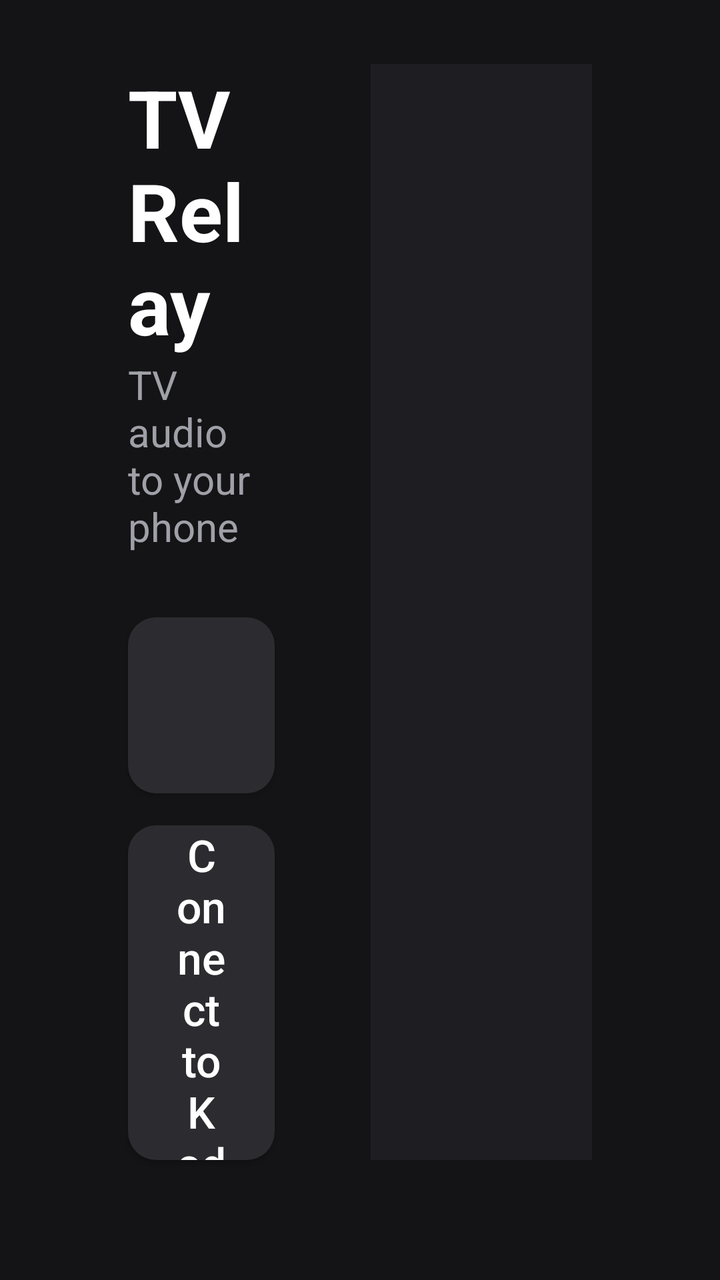
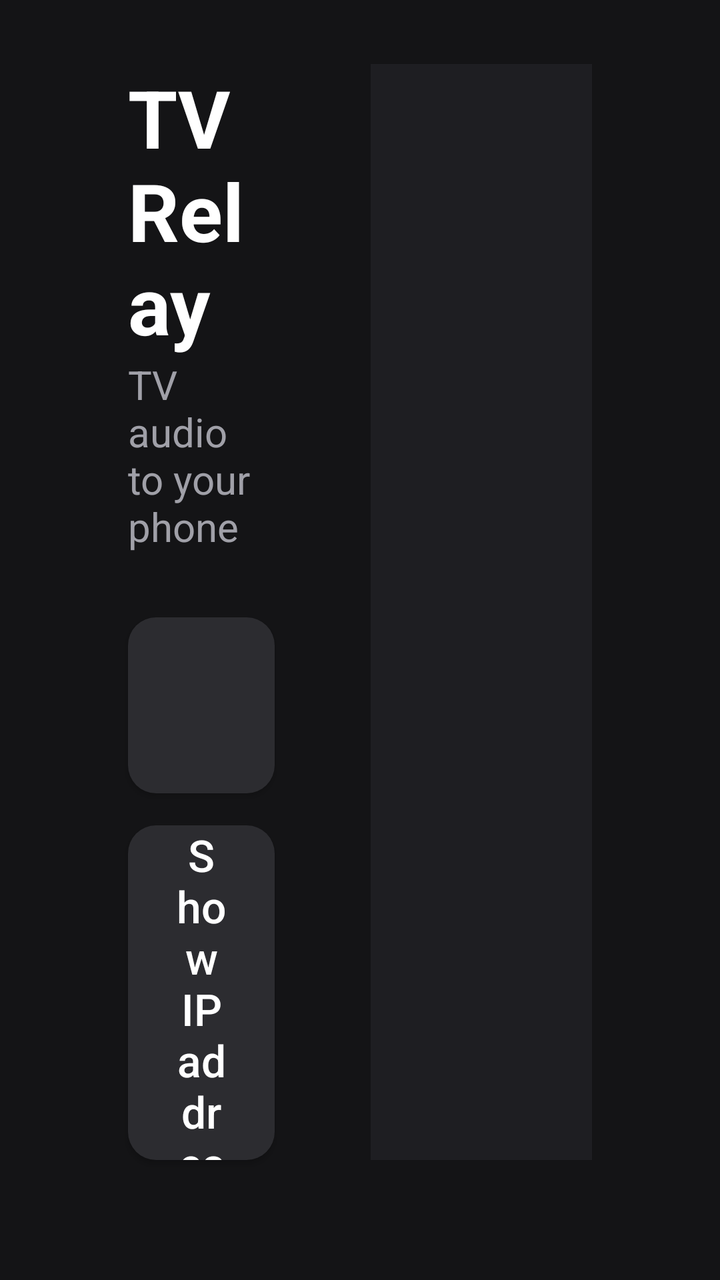

Compare the two renders of this Android layout. The source of the first and the diff that turns it into the second are given below.
<!-- AndroidManifest.xml: activity theme android:Theme.DeviceDefault.NoActionBar -->
<!-- res/layout/activity_tv.xml -->
<?xml version="1.0" encoding="utf-8"?>
<FrameLayout xmlns:android="http://schemas.android.com/apk/res/android"
    android:layout_width="match_parent"
    android:layout_height="match_parent"
    android:background="#141416">

    <LinearLayout
        android:layout_width="match_parent"
        android:layout_height="match_parent"
        android:clipChildren="false"
        android:clipToPadding="false"
        android:orientation="horizontal"
        android:paddingLeft="64dp"
        android:paddingTop="32dp"
        android:paddingRight="64dp"
        android:paddingBottom="60dp">

        <LinearLayout
            android:layout_width="0dp"
            android:layout_height="match_parent"
            android:layout_weight="2"
            android:clipChildren="false"
            android:clipToPadding="false"
            android:orientation="vertical">

            <TextView
                android:layout_width="wrap_content"
                android:layout_height="wrap_content"
                android:text="@string/app_name"
                android:textColor="#FFFFFF"
                android:textSize="40sp"
                android:textStyle="bold" />

            <TextView
                android:layout_width="wrap_content"
                android:layout_height="wrap_content"
                android:layout_marginBottom="16dp"
                android:text="TV audio to your phone"
                android:textColor="#A0A0A8"
                android:textSize="20sp" />

            <Button
                android:id="@+id/toggle"
                style="@style/TvButton"
                android:minHeight="88dp"
                android:textSize="28sp"
                android:textStyle="bold" />

            <Button
                android:id="@+id/kodi"
                style="@style/TvButton"
                android:text="Connect to Kodi" />
        </LinearLayout>

        <LinearLayout
            android:layout_width="0dp"
            android:layout_height="match_parent"
            android:layout_marginLeft="48dp"
            android:layout_weight="3"
            android:background="#1E1E22"
            android:orientation="vertical"
            android:padding="32dp">

            <TextView
                android:id="@+id/state"
                android:layout_width="match_parent"
                android:layout_height="wrap_content"
                android:textColor="#FFFFFF"
                android:textSize="34sp"
                android:textStyle="bold" />

            <TextView
                android:id="@+id/detail"
                android:layout_width="match_parent"
                android:layout_height="wrap_content"
                android:layout_marginTop="12dp"
                android:textColor="#C8C8D0"
                android:textSize="22sp" />

            <TextView
                android:id="@+id/kodiStatus"
                android:layout_width="match_parent"
                android:layout_height="wrap_content"
                android:layout_marginTop="12dp"
                android:textColor="#C8C8D0"
                android:textSize="22sp" />

            <View
                android:layout_width="match_parent"
                android:layout_height="0dp"
                android:layout_weight="1" />

            <TextView
                android:id="@+id/hint"
                android:layout_width="match_parent"
                android:layout_height="wrap_content"
                android:textColor="#8E8E96"
                android:textSize="20sp" />
        </LinearLayout>
    </LinearLayout>

    
    <TextView
        android:id="@+id/version"
        android:layout_width="wrap_content"
        android:layout_height="wrap_content"
        android:layout_gravity="bottom|end"
        android:layout_margin="8dp"
        android:background="@drawable/tv_chip"
        android:paddingLeft="12dp"
        android:paddingTop="6dp"
        android:paddingRight="12dp"
        android:paddingBottom="6dp"
        android:textColor="@color/tv_chip_text"
        android:textSize="16sp" />
</FrameLayout>
<!-- resources referenced by this layout -->
<resources>
  <!-- drawable tv_chip (drawable) -->
  <?xml version="1.0" encoding="utf-8"?>
  <selector xmlns:android="http://schemas.android.com/apk/res/android">
      <item android:state_focused="true">
          <shape android:shape="rectangle">
              <corners android:radius="10dp" />
              <solid android:color="#3D8BFF" />
              <stroke android:width="2dp" android:color="#FFFFFF" />
          </shape>
      </item>
      <item android:drawable="@android:color/transparent" />
  </selector>
  <string name="app_name">TV Relay</string>
  <style name="TvButton">
          <item name="android:layout_width">match_parent</item>
          <item name="android:layout_height">wrap_content</item>
          <item name="android:layout_marginTop">16dp</item>
          <item name="android:minHeight">72dp</item>
          <item name="android:background">@drawable/tv_button</item>
          <item name="android:textColor">#FFFFFF</item>
          <item name="android:textSize">22sp</item>
          <item name="android:textAllCaps">false</item>
          <item name="android:paddingLeft">24dp</item>
          <item name="android:paddingRight">24dp</item>
          <item name="android:focusable">true</item>
      </style>
  <!-- drawable tv_button (drawable) -->
  <?xml version="1.0" encoding="utf-8"?>
  <selector xmlns:android="http://schemas.android.com/apk/res/android">
      <item android:state_focused="true">
          <shape android:shape="rectangle">
              <corners android:radius="14dp" />
              <solid android:color="#3D8BFF" />
              <stroke android:width="3dp" android:color="#FFFFFF" />
          </shape>
      </item>
      <item android:state_pressed="true">
          <shape android:shape="rectangle">
              <corners android:radius="14dp" />
              <solid android:color="#2A6AD0" />
          </shape>
      </item>
      <item>
          <shape android:shape="rectangle">
              <corners android:radius="14dp" />
              <solid android:color="#2C2C30" />
          </shape>
      </item>
  </selector>
</resources>

<!-- the commit's change to res/layout/activity_tv.xml (unified diff, before → after) -->
@@ -47,9 +47,9 @@
                 android:textStyle="bold" />
 
             <Button
-                android:id="@+id/kodi"
+                android:id="@+id/showIp"
                 style="@style/TvButton"
-                android:text="Connect to Kodi" />
+                android:text="Show IP address" />
         </LinearLayout>
 
         <LinearLayout
@@ -71,14 +71,6 @@
 
             <TextView
                 android:id="@+id/detail"
-                android:layout_width="match_parent"
-                android:layout_height="wrap_content"
-                android:layout_marginTop="12dp"
-                android:textColor="#C8C8D0"
-                android:textSize="22sp" />
-
-            <TextView
-                android:id="@+id/kodiStatus"
                 android:layout_width="match_parent"
                 android:layout_height="wrap_content"
                 android:layout_marginTop="12dp"
